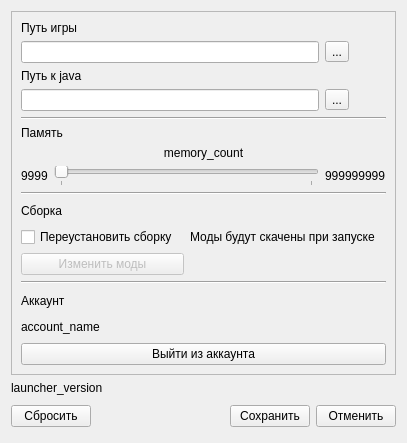
MOCSOM/SomLauncher, file SomLauncherCpp/Form/SettingsDialog.ui: the form before one commit.
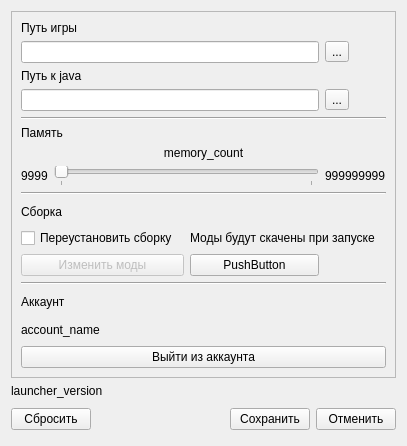
The form after the commit. Custom widgets are drawn as their Qt base class.

```diff
--- a/SomLauncherCpp/Form/SettingsDialog.ui
+++ b/SomLauncherCpp/Form/SettingsDialog.ui
@@ -7,7 +7,7 @@
     <x>0</x>
     <y>0</y>
     <width>407</width>
-    <height>443</height>
+    <height>446</height>
    </rect>
   </property>
   <property name="windowTitle">
@@ -213,6 +213,13 @@
       <item row="1" column="0" colspan="3">
        <widget class="QLineEdit" name="lineEdit_game_path"/>
       </item>
+      <item row="12" column="2">
+       <widget class="QPushButton" name="pushButton">
+        <property name="text">
+         <string>PushButton</string>
+        </property>
+       </widget>
+      </item>
      </layout>
     </widget>
    </item>
```
